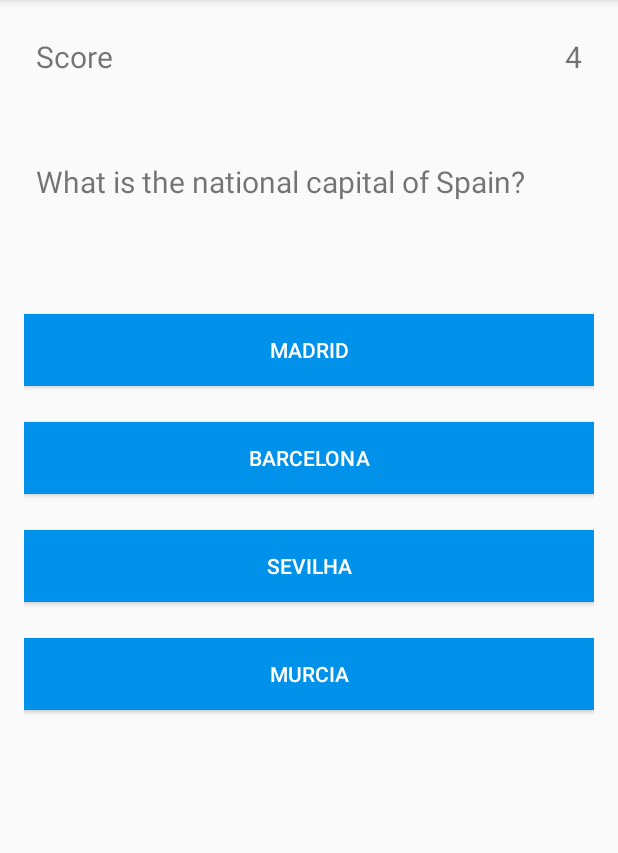
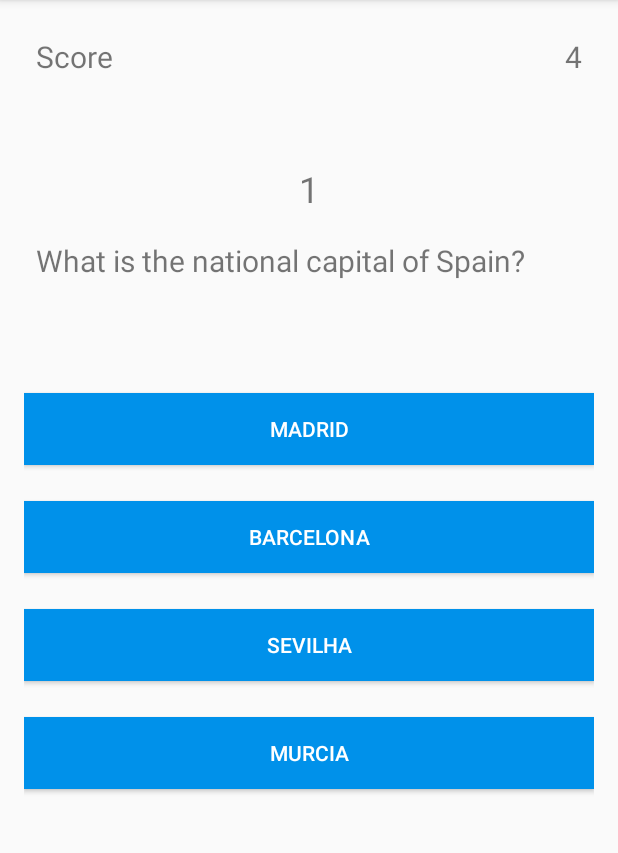
Before and after one commit to tomasvcaldas/URJC-LDM-T1, an Android app: the screen it shows after launch (QuizActivity), after a tap on "MADRID", on a phone screen of 412 x 824 dp, the part 84-937 px from its top. Run offline under Robolectric (Android 15) with nearby library versions, the light colour scheme and no system bars; 2 other taps on this screen came first.

Commit message:
End of the game after all not repeated questions. Missing end of the game by failure.

```diff
--- a/app/src/main/java/urjc/ldpquiz/QuestionsAndAnswes.java
+++ b/app/src/main/java/urjc/ldpquiz/QuestionsAndAnswes.java
@@ -1,4 +1,6 @@
 package urjc.ldpquiz;
+
+import android.util.Log;
 
 import java.util.Vector;
 
@@ -65,11 +67,10 @@ public class QuestionsAndAnswes {
     }
 
     public boolean checkForAlreadySelectedQuestion(int i){
-        if(alreadySelectedQuestions.contains(i)){
-            return true;
-        }
-        else {
-            return false;
-        }
+        return alreadySelectedQuestions.contains(i)? true: false;
+    }
+
+    public boolean endOfGame(){
+        return alreadySelectedQuestions.size() == questions.length ? true : false;
     }
 }
--- a/app/src/main/java/urjc/ldpquiz/QuizActivity.java
+++ b/app/src/main/java/urjc/ldpquiz/QuizActivity.java
@@ -2,6 +2,7 @@ package urjc.ldpquiz;
 
 import android.support.v7.app.AppCompatActivity;
 import android.os.Bundle;
+import android.util.Log;
 import android.view.View;
 import android.widget.Button;
 import android.widget.TextView;
@@ -16,6 +17,7 @@ public class QuizActivity extends AppCompatActivity {
     private QuestionsAndAnswes questionsAndAnswes = new QuestionsAndAnswes();
 
     private TextView scoreView;
+    private TextView stepView;
     private TextView questionView;
     private Button answer1;
     private Button answer2;
@@ -25,7 +27,6 @@ public class QuizActivity extends AppCompatActivity {
     private String correctAnswer;
     private int score = 3;
     private int questionNumber = 0;
-
 
 
     @Override
@@ -39,94 +40,60 @@ public class QuizActivity extends AppCompatActivity {
         answer2 = (Button)findViewById(R.id.answer_2);
         answer3 = (Button)findViewById(R.id.answer_3);
         answer4 = (Button)findViewById(R.id.answer_4);
+        stepView = (TextView) findViewById(R.id.step);
 
-        updateQuestion();
+       updateQuestion();
 
         // Answer Button clicks handler
         answer1.setOnClickListener(new View.OnClickListener(){
             @Override
-            public void onClick(View view){
-                if(answer1.getText() == correctAnswer){
-                    Toast.makeText(QuizActivity.this,"Correct",Toast.LENGTH_SHORT).show();
-                    score++;
-                    updateScore(score);
-                    updateQuestion();
-
-                } else {
-                    Toast.makeText(QuizActivity.this,"Wrong",Toast.LENGTH_SHORT).show();
-                    score--;
-                    updateScore(score);
-
-                }
-            }
+            public void onClick(View view){checkAnswer(answer1);}
         });
 
         answer2.setOnClickListener(new View.OnClickListener(){
             @Override
-            public void onClick(View view){
-                if(answer2.getText() == correctAnswer){
-                    Toast.makeText(QuizActivity.this,"Correct",Toast.LENGTH_SHORT).show();
-                    score++;
-                    updateScore(score);
-                    updateQuestion();
-
-                } else {
-                    Toast.makeText(QuizActivity.this,"Wrong",Toast.LENGTH_SHORT).show();
-                    score--;
-                    updateScore(score);
-
-                }
-            }
+            public void onClick(View view){checkAnswer(answer2);}
         });
 
         answer3.setOnClickListener(new View.OnClickListener(){
             @Override
-            public void onClick(View view){
-                if(answer3.getText() == correctAnswer){
-                    Toast.makeText(QuizActivity.this,"Correct",Toast.LENGTH_SHORT).show();
-                    score++;
-                    updateScore(score);
-                    updateQuestion();
-
-                } else {
-                    Toast.makeText(QuizActivity.this,"Wrong",Toast.LENGTH_SHORT).show();
-                    score--;
-                    updateScore(score);
-
-                }
-            }
+            public void onClick(View view){checkAnswer(answer3);}
         });
 
         answer4.setOnClickListener(new View.OnClickListener(){
             @Override
-            public void onClick(View view){
-                if(answer4.getText() == correctAnswer){
-                    Toast.makeText(QuizActivity.this,"Correct",Toast.LENGTH_SHORT).show();
-                    score++;
-                    updateScore(score);
-                    updateQuestion();
-
-                } else {
-                    Toast.makeText(QuizActivity.this,"Wrong",Toast.LENGTH_SHORT).show();
-                    score--;
-                    updateScore(score);
-
-                }
-            }
+            public void onClick(View view){checkAnswer(answer4);}
         });
 
     }
 
+    private void checkAnswer(Button answer){
+        if(answer.getText() == correctAnswer){
+            Toast.makeText(QuizActivity.this,"Correct Answer",Toast.LENGTH_SHORT).show();
+            score++;
+            updateScore(score);
+
+            if(questionsAndAnswes.endOfGame())
+                Toast.makeText(QuizActivity.this,"End Of Game",Toast.LENGTH_SHORT).show();
+            else updateQuestion();
+
+        } else {
+            Toast.makeText(QuizActivity.this,"Wrong Answer",Toast.LENGTH_SHORT).show();
+            score-=2;
+            updateScore(score);
+
+        }
+    }
+
     private void updateQuestion(){
+        generateRandomQuestionNumber();
+
         questionView.setText(questionsAndAnswes.getQuestion(questionNumber));
         answer1.setText(questionsAndAnswes.getAnswer1(questionNumber));
         answer2.setText(questionsAndAnswes.getAnswer2(questionNumber));
         answer3.setText(questionsAndAnswes.getAnswer3(questionNumber));
         answer4.setText(questionsAndAnswes.getAnswer4(questionNumber));
-
         correctAnswer = questionsAndAnswes.getCorrectAnswer(questionNumber);
-        generateRandomQuestionNumber();
-
 
     }
     private void updateScore(int score){
@@ -140,11 +107,12 @@ public class QuizActivity extends AppCompatActivity {
         questionNumber = r.nextInt(high-low) + low;
 
         // Verification to disable repeated questions
-        /*if (!questionsAndAnswes.checkForAlreadySelectedQuestion(result)){
-            questionsAndAnswes.addQuestionToSelectedOnes(result);
-            questionNumber = result;
+        if (!questionsAndAnswes.checkForAlreadySelectedQuestion(questionNumber)){
+            questionsAndAnswes.addQuestionToSelectedOnes(questionNumber);
+            int newStep = Integer.parseInt(stepView.getText().toString()) + 1;
+            stepView.setText(Integer.toString(newStep));
         } else {
             generateRandomQuestionNumber();
-        }*/
+        }
     }
 }
--- a/app/src/main/res/layout/activity_quiz.xml
+++ b/app/src/main/res/layout/activity_quiz.xml
@@ -34,12 +34,24 @@
     </RelativeLayout>
 
     <TextView
+        android:id="@+id/step"
+        android:layout_width="match_parent"
+        android:layout_height="wrap_content"
+        android:layout_centerHorizontal="true"
+        android:gravity="center"
+        android:paddingBottom="10dp"
+        android:paddingTop="10dp"
+        android:text="0"
+        android:textSize="24sp"
+        android:visibility="visible" />
+
+    <TextView
+        android:id="@+id/question"
         android:layout_width="match_parent"
         android:layout_height="70dp"
-        android:textSize="20sp"
+        android:layout_marginBottom="40dp"
         android:padding="8dp"
-        android:layout_marginBottom="40dp"
-        android:id="@+id/question"/>
+        android:textSize="20sp" />
 
     <Button
         android:layout_width="match_parent"
```
